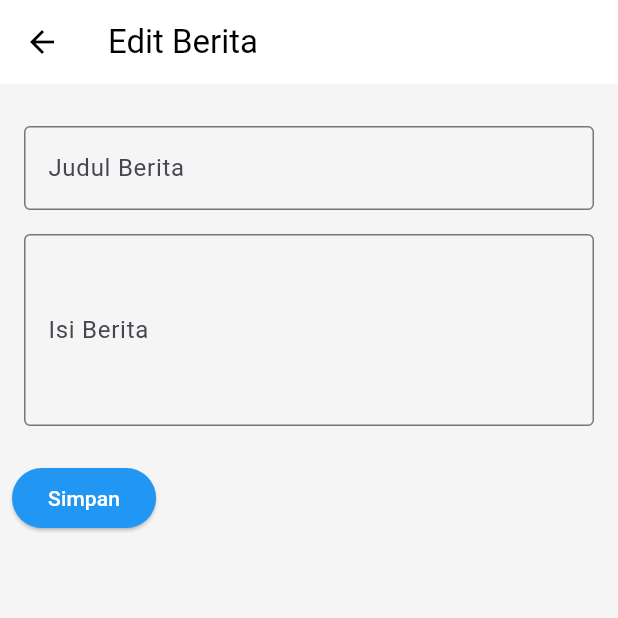
After one commit to abhiramadamas/FP-PPB, a Flutter app: the screen it shows once a user with an empty profile is signed in, item 4 of the bottom bar chosen, after a tap on "Tambah Berita", on a phone screen of 412 x 824 dp, the top half of it. The commit adds this screen. Run offline on Flutter 3.47's test engine with Material 3 defaults, Android fonts, the phone set to English and light mode, and no system bars; our stand-ins replace cloud_firestore, firebase_auth, firebase_core; accounts and stored records are empty.

Commit message:
[feat] crud berita

```diff
--- /dev/null
+++ b/lib/models/berita.dart
@@ -0,0 +1,41 @@
+import 'package:cloud_firestore/cloud_firestore.dart';
+
+class Berita {
+  String note;
+  String judul;
+  Timestamp? createdAt;
+
+  Berita({
+    required this.note,
+    required this.judul,
+    this.createdAt,
+  });
+
+  Berita.fromJson(Map<String, Object?> json)
+      : this(
+    note: json["note"]! as String,
+    judul: json["judul"]! as String,
+    createdAt: json["createdAt"]! as Timestamp,
+  );
+
+  Berita copyWith({
+    String? note,
+    String? judul,
+    Timestamp? createdAt,
+    Timestamp? updatedAt,
+  }) {
+    return Berita(
+      note: note ?? this.note,
+      judul: judul ?? this.judul,
+      createdAt: createdAt ?? this.createdAt,
+    );
+  }
+
+  Map<String, Object?> toJson() {
+    return {
+      'note': note,
+      'judul': judul,
+      'createdAt': createdAt,
+    };
+  }
+}
--- /dev/null
+++ b/lib/services/berita_service.dart
@@ -0,0 +1,47 @@
+import 'package:cloud_firestore/cloud_firestore.dart';
+import 'package:logprota/models/berita.dart';
+
+const String beritaCollectionRef = "news";
+
+class BeritaService {
+  final _firestore = FirebaseFirestore.instance;
+  late final CollectionReference _newsRef;
+
+  BeritaService() {
+    _newsRef = _firestore
+        .collection(beritaCollectionRef)
+        .withConverter<Berita>(
+      fromFirestore: (snapshot, _) => Berita.fromJson(snapshot.data()!),
+      toFirestore: (berita, _) => berita.toJson(),
+    );
+  }
+
+  Stream<QuerySnapshot> getNews() {
+    return _newsRef.orderBy("createdAt", descending: true).snapshots();
+  }
+
+  Future<Berita> getBerita(String beritaId) async {
+    DocumentSnapshot<Object?> beritaDoc =
+    await _newsRef.doc(beritaId).get();
+
+    return Berita(
+      note: beritaDoc["note"],
+      judul: beritaDoc["judul"],
+      createdAt: beritaDoc["createdAt"],
+    );
+  }
+
+  void addBerita(Berita berita) async {
+    berita.createdAt = Timestamp.now();
+    await _newsRef.add(berita);
+  }
+
+  void updateBerita(String beritaId, Berita berita) {
+    berita.createdAt = Timestamp.now();
+    _newsRef.doc(beritaId).update(berita.toJson());
+  }
+
+  void deleteBerita(String beritaId) async {
+    await _newsRef.doc(beritaId).delete();
+  }
+}
--- a/lib/ui/components/main_navigation.dart
+++ b/lib/ui/components/main_navigation.dart
@@ -1,5 +1,6 @@
 import 'package:flutter/material.dart';
 import 'package:logprota/ui/views/logbook/logbook_page.dart';
+import 'package:logprota/ui/views/berita/berita_page.dart';
 import 'package:logprota/ui/views/tugas_akhir.dart';
 import 'package:firebase_auth/firebase_auth.dart';
 
@@ -49,6 +50,11 @@ class _MainNavigationState extends State<MainNavigation> {
             icon: Icon(Icons.message_outlined),
             label: 'Logbook',
           ),
+          NavigationDestination(
+            selectedIcon: Icon(Icons.message),
+            icon: Icon(Icons.newspaper),
+            label: 'Berita',
+          ),
         ],
       ),
       body: <Widget>[
@@ -65,6 +71,7 @@ class _MainNavigationState extends State<MainNavigation> {
         ),
         const TugasAkhir(),
         const LogbookPage(),
+        const BeritaPage()
       ][currentPageIndex],
     );
   }
--- /dev/null
+++ b/lib/ui/views/berita/berita_form_page.dart
@@ -0,0 +1,121 @@
+import 'package:cloud_firestore/cloud_firestore.dart';
+import 'package:flutter/material.dart';
+import 'package:logprota/models/berita.dart';
+import 'package:logprota/services/berita_service.dart';
+
+class BeritaFormPage extends StatefulWidget {
+  final String? beritaId;
+  final String? note;
+  final String? judul;
+  const BeritaFormPage({super.key, this.beritaId, this.note, this.judul});
+
+  @override
+  State<BeritaFormPage> createState() => _BeritaFormPageState();
+}
+
+class _BeritaFormPageState extends State<BeritaFormPage> {
+  final formKey = GlobalKey<FormState>();
+  final noteController = TextEditingController();
+  final judulController = TextEditingController();
+  final _beritaService = BeritaService();
+  @override
+  void initState() {
+    super.initState();
+    if (widget.note != null) {
+      noteController.text = widget.note!;
+    }
+    if (widget.judul != null) {
+      judulController.text = widget.judul!;
+    }
+  }
+
+  @override
+  Widget build(BuildContext context) {
+    String formTitle =
+    widget.beritaId != null ? "Tambah Berita" : "Edit Berita";
+    return Scaffold(
+      appBar: AppBar(
+        title: Text(formTitle),
+      ),
+      body: Padding(
+        padding: const EdgeInsets.symmetric(horizontal: 8.0, vertical: 20.0),
+        child: Column(
+          children: [
+            Form(
+              key: formKey,
+              child: Column(
+                crossAxisAlignment: CrossAxisAlignment.start,
+                children: [
+                  Padding(
+                    padding: const EdgeInsets.all(8.0),
+                    child: TextFormField(
+                      controller: judulController,
+                      decoration: const InputDecoration(
+                        labelText: "Judul Berita",
+                        border: OutlineInputBorder(),
+                      ),
+                      validator: (value) {
+                        if (value == null || value.isEmpty) {
+                          return "Judul Berita wajib diisi";
+                        }
+                        return null;
+                      },
+                    ),
+                  ),
+                  Padding(
+                    padding: const EdgeInsets.all(8.0),
+                    child: TextFormField(
+                      controller: noteController,
+                      decoration: const InputDecoration(
+                        border: OutlineInputBorder(),
+                        labelText: "Isi Berita",
+                      ),
+                      minLines: 4,
+                      maxLines: 8,
+                      validator: (value) {
+                        if (value == null || value.isEmpty) {
+                          return "Isi Berita wajib diisi";
+                        }
+                        return null;
+                      },
+                    ),
+                  ),
+                  _saveButton(),
+                ],
+              ),
+            ),
+          ],
+        ),
+      ),
+    );
+  }
+
+  Widget _saveButton() {
+    return Padding(
+      padding: const EdgeInsets.symmetric(vertical: 16),
+      child: ElevatedButton(
+        style: const ButtonStyle(
+          backgroundColor: WidgetStatePropertyAll<Color>(Colors.blue),
+          foregroundColor: WidgetStatePropertyAll<Color>(Colors.white),
+        ),
+        onPressed: () {
+          if (formKey.currentState!.validate()) {
+            Berita berita = Berita(
+              note: noteController.text,
+              judul: judulController.text,
+            );
+            if (widget.beritaId != null) {
+              // save edit
+              _beritaService.updateBerita(widget.beritaId!, berita);
+            } else {
+              // save add
+              _beritaService.addBerita(berita);
+            }
+            Navigator.of(context).pop();
+          }
+        },
+        child: const Text("Simpan"),
+      ),
+    );
+  }
+}
--- /dev/null
+++ b/lib/ui/views/berita/berita_page.dart
@@ -0,0 +1,89 @@
+import 'package:flutter/material.dart';
+import 'package:intl/intl.dart';
+import 'package:logprota/models/berita.dart';
+import 'package:logprota/services/berita_service.dart';
+import 'package:logprota/ui/views/berita/berita_form_page.dart';
+import 'package:logprota/ui/views/berita/widgets/berita_list.dart';
+
+class BeritaPage extends StatefulWidget {
+  const BeritaPage({super.key});
+
+  @override
+  State<BeritaPage> createState() => _BeritaPageState();
+}
+
+class _BeritaPageState extends State<BeritaPage> {
+  final _beritaService = BeritaService();
+  @override
+  Widget build(BuildContext context) {
+    return Scaffold(
+      appBar: AppBar(
+        title: const Text(
+          "Berita Tugas Akhir",
+        ),
+        //actions: const [
+        //  Padding(
+        //    padding: EdgeInsets.all(10.0),
+        //    child: Icon(
+        //      Icons.account_circle,
+        //    ),
+        //  ),
+        //],
+      ),
+      body: _buildUi(),
+      floatingActionButton: FloatingActionButton.extended(
+        label: const Text("Tambah Berita"),
+        icon: const Icon(Icons.add),
+        onPressed: () async {
+          await Navigator.of(context).push(
+            MaterialPageRoute(builder: (context) => const BeritaFormPage()),
+          );
+        },
+      ),
+    );
+  }
+
+  Widget _buildUi() {
+    return SafeArea(
+        child: Column(
+          children: [_beritaListView()],
+        ));
+  }
+
+  Widget _beritaListView() {
+    return SizedBox(
+      height: MediaQuery.sizeOf(context).height * 0.80,
+      width: MediaQuery.sizeOf(context).width,
+      child: StreamBuilder(
+        stream: _beritaService.getNews(),
+        builder: (context, snapshot) {
+          List news = snapshot.data?.docs ?? [];
+          if (news.isEmpty) {
+            return const Center(
+              child: Text("Tidak ada berita"),
+            );
+          }
+          return ListView.builder(
+            itemCount: news.length,
+            itemBuilder: (context, index) {
+              Berita berita = news[index].data();
+              String judul = berita.judul;
+              String formatedDate =
+              DateFormat("dd MMMM yyyy").format(berita.createdAt!.toDate());
+              String beritaId = news[index].id;
+
+              return Padding(
+                padding: const EdgeInsets.all(8.0),
+                child: BeritaItemCard(
+                  createdAt: formatedDate,
+                  judul: judul,
+                  id: beritaId,
+                ),
+              );
+            },
+          );
+        },
+      ),
+    );
+  }
+}
```
Also changed, not shown: lib/ui/views/berita/berita_detail_page.dart (added, +187 -0 lines), lib/ui/views/berita/widgets/berita_list.dart (added, +93 -0 lines), pubspec.lock.
